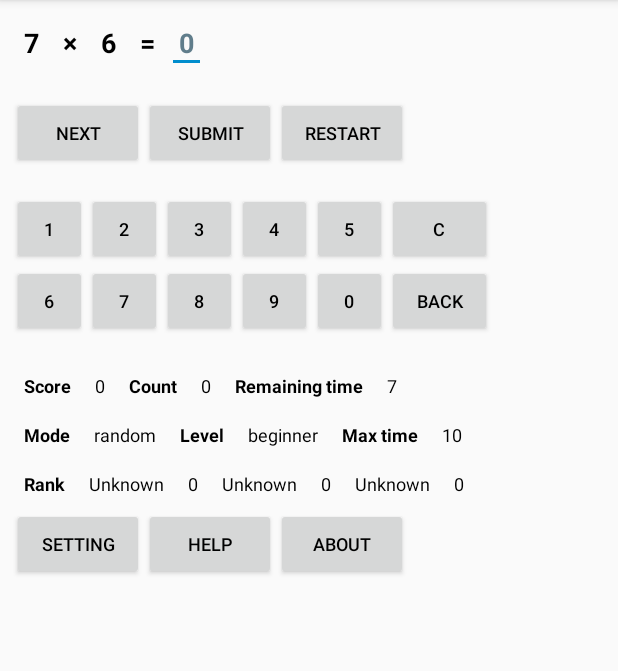
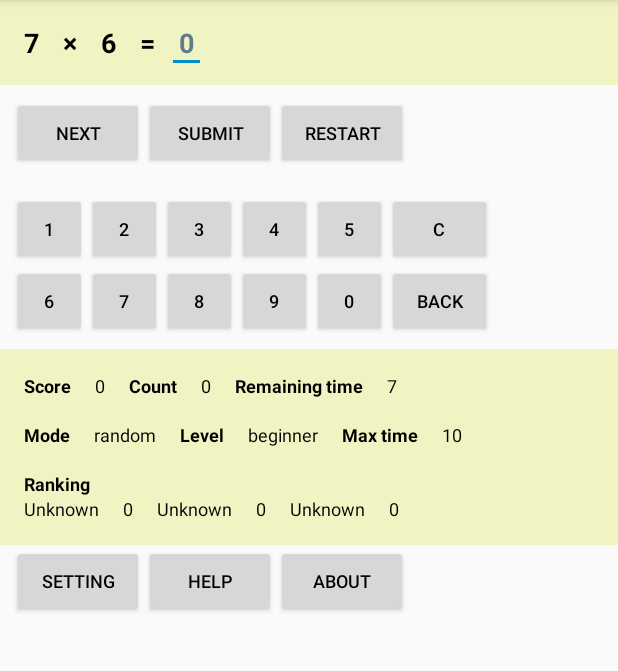
Before and after one commit to wonsang/CalculusQuiz, an Android app: the screen it shows after launch (MainActivity), on a phone screen of 412 x 824 dp, the part 84-755 px from its top. Run offline under Robolectric (Android 15) with nearby library versions, the phone set to English and light mode, and no system bars.

Commit message:
Changed background color

```diff
--- a/src/app/src/main/AndroidManifest.xml
+++ b/src/app/src/main/AndroidManifest.xml
@@ -1,6 +1,7 @@
 <manifest xmlns:android="http://schemas.android.com/apk/res/android"
         package="com.wy.calculus">
 
+	<uses-permission android:name="android.permission.VIBRATE"/>
 
     <application android:allowBackup="true"
         android:label="Calculus Quiz"
--- a/src/app/src/main/java/com/wy/calculus/MainActivity.java
+++ b/src/app/src/main/java/com/wy/calculus/MainActivity.java
@@ -26,6 +26,7 @@ public class MainActivity extends Activity {
 	private LinearLayout linear8;
 	private LinearLayout linear9;
 	private LinearLayout linear10;
+	private LinearLayout linear11;
 	private TextView value1view;
 	private TextView operatorview;
 	private TextView value2view;
@@ -96,6 +97,7 @@ public class MainActivity extends Activity {
 	private Intent intentcodes = new Intent();
 	private SharedPreferences config;
 	private Intent settingintent = new Intent();
+	private Vibrator ansvibrator;
 
 
 	@Override
@@ -115,6 +117,7 @@ public class MainActivity extends Activity {
 		linear8 = (LinearLayout) findViewById(R.id.linear8);
 		linear9 = (LinearLayout) findViewById(R.id.linear9);
 		linear10 = (LinearLayout) findViewById(R.id.linear10);
+		linear11 = (LinearLayout) findViewById(R.id.linear11);
 		value1view = (TextView) findViewById(R.id.value1view);
 		operatorview = (TextView) findViewById(R.id.operatorview);
 		value2view = (TextView) findViewById(R.id.value2view);
@@ -164,6 +167,7 @@ public class MainActivity extends Activity {
 
 		config = getSharedPreferences("config", Activity.MODE_PRIVATE);
 
+		ansvibrator = (Vibrator) getSystemService(Context.VIBRATOR_SERVICE);
 
 		submitbutton.setOnClickListener(new View.OnClickListener() {
 			@Override
@@ -380,6 +384,7 @@ public class MainActivity extends Activity {
 			iscorrect = true;
 			_updatescore(delta);
 			showMessage("Excellent!");
+			ansvibrator.vibrate((long)(100));
 		}
 		else {
 			iscorrect = false;
--- a/src/app/src/main/res/layout/main.xml
+++ b/src/app/src/main/res/layout/main.xml
@@ -9,6 +9,7 @@
 		android:layout_width="match_parent"
 		android:layout_height="wrap_content"
 		android:padding="8dp"
+		android:background="#F0F4C3"
 		android:orientation="horizontal"
 		>
 		<TextView
@@ -252,6 +253,7 @@
 		android:paddingLeft="8dp"
 		android:paddingTop="8dp"
 		android:paddingRight="8dp"
+		android:background="#F0F4C3"
 		android:orientation="horizontal"
 		>
 		<TextView
@@ -318,6 +320,7 @@
 		android:layout_height="wrap_content"
 		android:paddingLeft="8dp"
 		android:paddingRight="8dp"
+		android:background="#F0F4C3"
 		android:orientation="horizontal"
 		>
 		<TextView
@@ -381,23 +384,39 @@
 		android:layout_height="wrap_content"
 		android:paddingLeft="8dp"
 		android:paddingRight="8dp"
+		android:background="#F0F4C3"
 		android:orientation="horizontal"
 		>
 		<TextView
 			android:id="@+id/ranktext"
 			android:layout_width="wrap_content"
 			android:layout_height="wrap_content"
-			android:padding="8dp"
-			android:text="Rank"
+			android:paddingLeft="8dp"
+			android:paddingTop="8dp"
+			android:paddingRight="8dp"
+			android:text="Ranking"
 			android:textSize="12sp"
 			android:textStyle="bold"
 			android:textColor="#000000"
 			/>
+	</LinearLayout>
+	<LinearLayout
+		android:id="@+id/linear10"
+		android:layout_width="match_parent"
+		android:layout_height="wrap_content"
+		android:paddingLeft="8dp"
+		android:paddingRight="8dp"
+		android:paddingBottom="8dp"
+		android:background="#F0F4C3"
+		android:orientation="horizontal"
+		>
 		<TextView
 			android:id="@+id/usertext1"
 			android:layout_width="wrap_content"
 			android:layout_height="wrap_content"
-			android:padding="8dp"
+			android:paddingLeft="8dp"
+			android:paddingRight="8dp"
+			android:paddingBottom="8dp"
 			android:text="Unknown"
 			android:textSize="12sp"
 			android:textColor="#000000"
@@ -406,7 +425,9 @@
 			android:id="@+id/userscore1"
 			android:layout_width="wrap_content"
 			android:layout_height="wrap_content"
-			android:padding="8dp"
+			android:paddingLeft="8dp"
+			android:paddingRight="8dp"
+			android:paddingBottom="8dp"
 			android:text="0"
 			android:textSize="12sp"
 			android:textColor="#000000"
@@ -415,7 +436,9 @@
 			android:id="@+id/usertext2"
 			android:layout_width="wrap_content"
 			android:layout_height="wrap_content"
-			android:padding="8dp"
+			android:paddingLeft="8dp"
+			android:paddingRight="8dp"
+			android:paddingBottom="8dp"
 			android:text="Unknown"
 			android:textSize="12sp"
 			android:textColor="#000000"
@@ -424,7 +447,9 @@
 			android:id="@+id/userscore2"
 			android:layout_width="wrap_content"
 			android:layout_height="wrap_content"
-			android:padding="8dp"
+			android:paddingLeft="8dp"
+			android:paddingRight="8dp"
+			android:paddingBottom="8dp"
 			android:text="0"
 			android:textSize="12sp"
 			android:textColor="#000000"
@@ -433,7 +458,9 @@
 			android:id="@+id/usertext3"
 			android:layout_width="wrap_content"
 			android:layout_height="wrap_content"
-			android:padding="8dp"
+			android:paddingLeft="8dp"
+			android:paddingRight="8dp"
+			android:paddingBottom="8dp"
 			android:text="Unknown"
 			android:textSize="12sp"
 			android:textColor="#000000"
@@ -442,14 +469,16 @@
 			android:id="@+id/userscore3"
 			android:layout_width="wrap_content"
 			android:layout_height="wrap_content"
-			android:padding="8dp"
+			android:paddingLeft="8dp"
+			android:paddingRight="8dp"
+			android:paddingBottom="8dp"
 			android:text="0"
 			android:textSize="12sp"
 			android:textColor="#000000"
 			/>
 	</LinearLayout>
 	<LinearLayout
-		android:id="@+id/linear10"
+		android:id="@+id/linear11"
 		android:layout_width="match_parent"
 		android:layout_height="wrap_content"
 		android:paddingLeft="8dp"
--- a/src/app/src/main/res/layout/setting.xml
+++ b/src/app/src/main/res/layout/setting.xml
@@ -9,6 +9,7 @@
 		android:layout_width="match_parent"
 		android:layout_height="wrap_content"
 		android:padding="8dp"
+		android:background="#FFECB3"
 		android:orientation="horizontal"
 		>
 		<TextView
@@ -34,6 +35,7 @@
 		android:layout_width="match_parent"
 		android:layout_height="wrap_content"
 		android:padding="8dp"
+		android:background="#FFECB3"
 		android:orientation="horizontal"
 		>
 		<TextView
@@ -59,6 +61,7 @@
 		android:layout_width="match_parent"
 		android:layout_height="wrap_content"
 		android:padding="8dp"
+		android:background="#FFECB3"
 		android:orientation="horizontal"
 		>
 		<CheckBox
@@ -83,6 +86,7 @@
 		android:layout_width="match_parent"
 		android:layout_height="wrap_content"
 		android:padding="8dp"
+		android:background="#FFECB3"
 		android:orientation="horizontal"
 		>
 		<TextView
```
Also changed, not shown: 2 other files.
